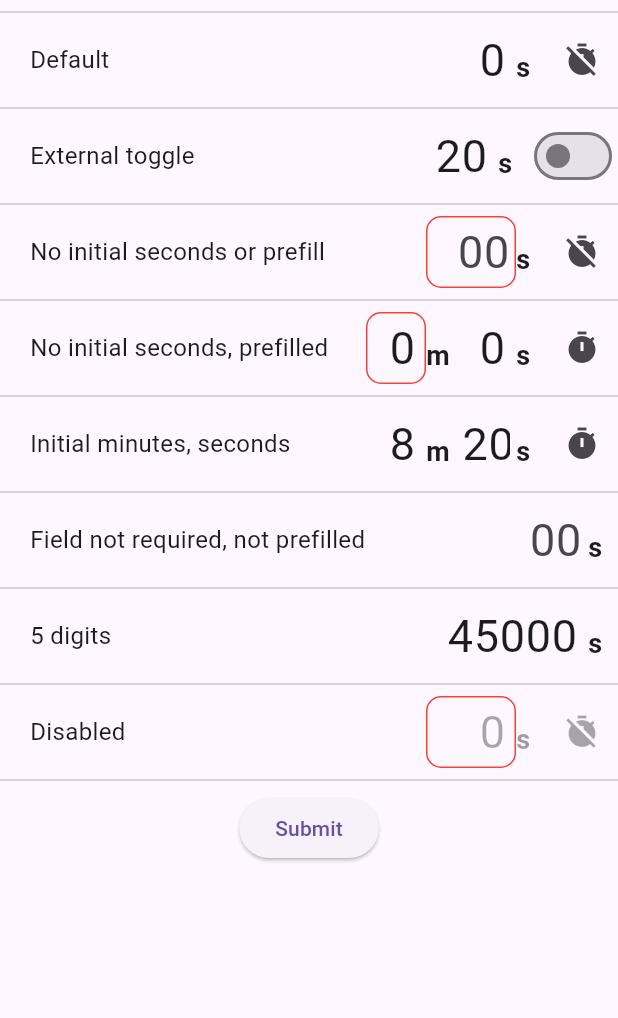
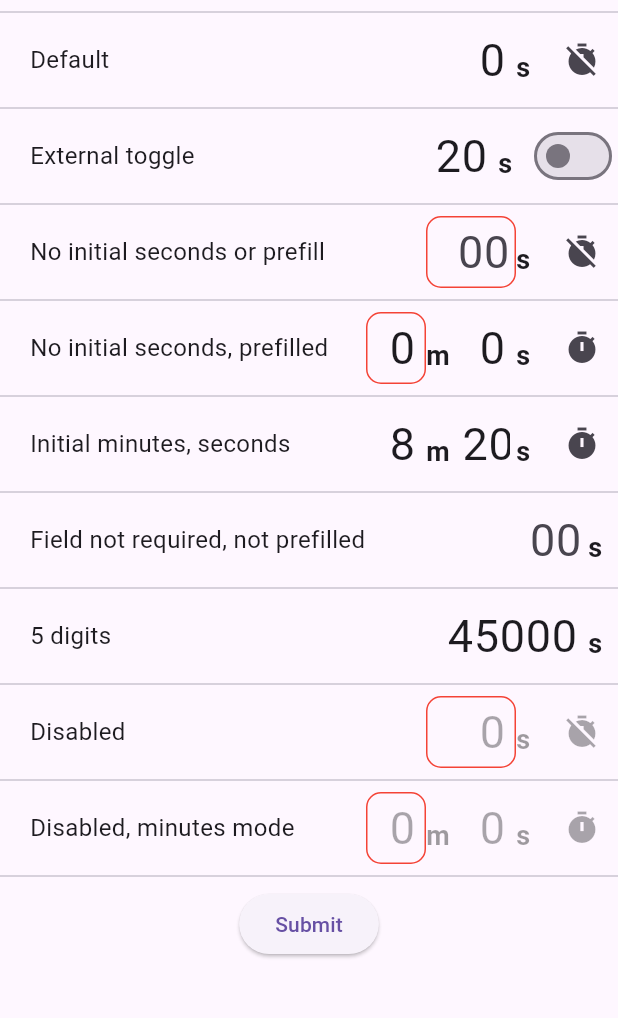
Before and after one commit to a-mabe/unit_number_input, a Flutter app: the screen it shows after launch, after a tap on "Submit", on a phone screen of 412 x 824 dp, the part 84-1102 px from its top. Run offline on Flutter 3.47's test engine with Material 3 defaults, Android fonts, the phone set to English and light mode, and no system bars.

Commit message:
Enabled flag on minutes unit

```diff
--- a/example/lib/main.dart
+++ b/example/lib/main.dart
@@ -47,6 +47,7 @@ class _MyHomePageState extends State<MyHomePage> {
       UnitNumberInputController(),
       UnitNumberInputController(initialSeconds: 45000),
       UnitNumberInputController(),
+      UnitNumberInputController(startInMinutesMode: true),
     ];
   }
 
@@ -239,6 +240,28 @@ class _MyHomePageState extends State<MyHomePage> {
                     ],
                   ),
                   Divider(),
+                  Row(
+                    mainAxisAlignment: MainAxisAlignment.end,
+                    children: [
+                      const SizedBox(width: 20),
+                      Text(
+                        'Disabled, minutes mode',
+                        style: TextStyle(fontSize: 16),
+                      ),
+                      const Spacer(),
+                      FittedBox(
+                        fit: BoxFit.contain,
+                        child: UnitNumberInput(
+                          controller: _controllers[8],
+                          enabled: false,
+                          onChanged: (seconds) {
+                            print("Total seconds: $seconds");
+                          },
+                        ),
+                      ),
+                    ],
+                  ),
+                  Divider(),
                   ElevatedButton(
                     onPressed: () {
                       if (_formKey.currentState?.validate() ?? false) {
--- a/lib/unit_number_input.dart
+++ b/lib/unit_number_input.dart
@@ -147,8 +147,10 @@ class _UnitNumberInputState extends State<UnitNumberInput> {
           secondsText = secondsText.substring(0, maxSecondsDigits);
         }
         secondsController.text = secondsText;
+      } else {
+        secondsController.text = '0';
       }
-      minutesController.clear();
+      minutesController.text = '0';
     }
   }
 
@@ -203,9 +205,12 @@ class _UnitNumberInputState extends State<UnitNumberInput> {
               padding: const EdgeInsets.fromLTRB(0, 0, 0, 6),
               child: Text(
                 'm',
-                style: const TextStyle(
+                style: TextStyle(
                   fontSize: 18,
                   fontWeight: FontWeight.bold,
+                  color: widget.enabled
+                      ? null
+                      : Theme.of(context).disabledColor,
                 ),
               ),
             ),
```
Also changed, not shown: example/pubspec.lock.
